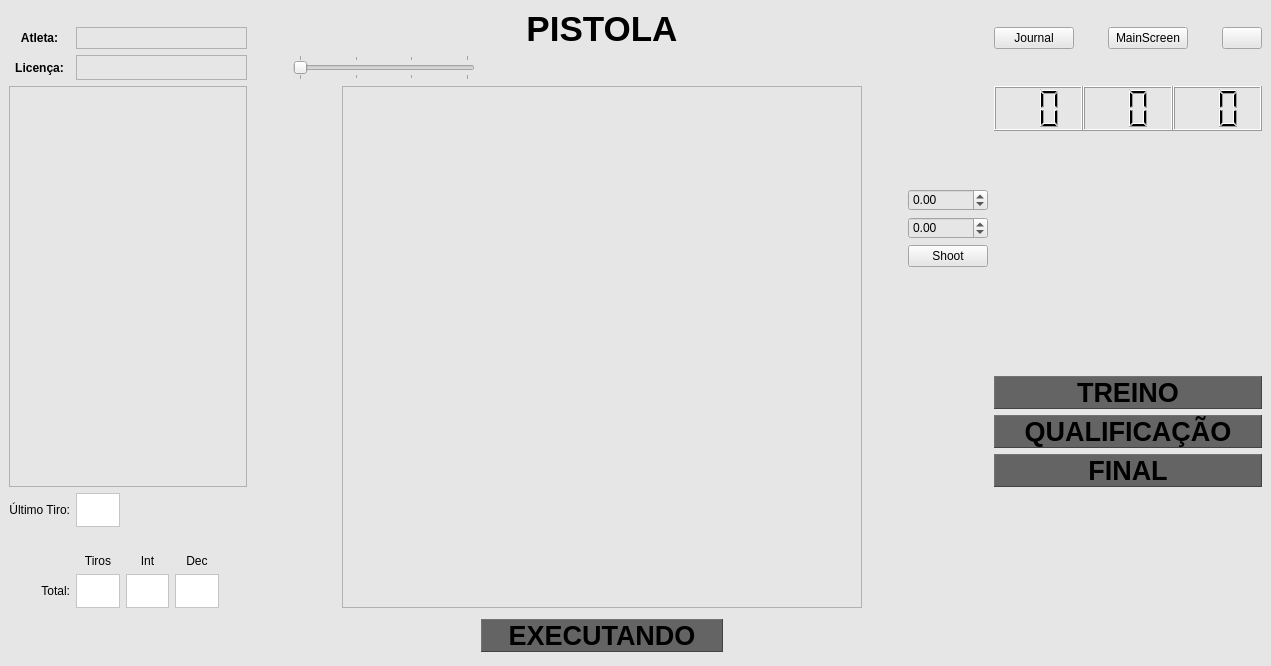
Before: the Qt Designer form local_pc/gui/pistolwindow.ui in xBogas/ES-SACA, drawn with Qt 5.
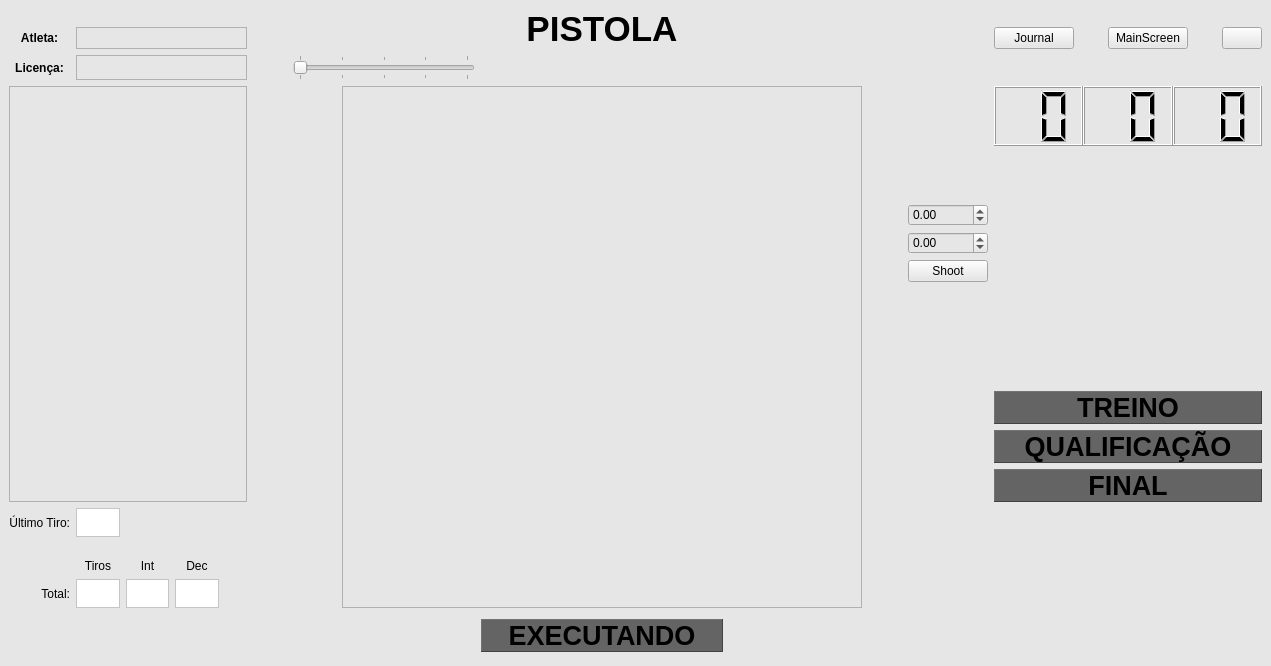
After: the same form once the commit is applied. Icons and pictures are not drawn.

Commit message: Ajustes no layout

Patch:
```diff
--- a/local_pc/gui/pistolwindow.ui
+++ b/local_pc/gui/pistolwindow.ui
@@ -272,7 +272,7 @@
         <property name="sizeHint" stdset="0">
          <size>
           <width>20</width>
-          <height>45</height>
+          <height>60</height>
          </size>
         </property>
        </spacer>
@@ -401,7 +401,7 @@
          <number>100</number>
         </property>
         <property name="maximum">
-         <number>400</number>
+         <number>500</number>
         </property>
         <property name="singleStep">
          <number>100</number>
@@ -523,9 +523,15 @@
         <property name="sizePolicy">
          <sizepolicy hsizetype="Preferred" vsizetype="Preferred">
           <horstretch>2</horstretch>
-          <verstretch>1</verstretch>
+          <verstretch>3</verstretch>
          </sizepolicy>
         </property>
+        <property name="minimumSize">
+         <size>
+          <width>41</width>
+          <height>0</height>
+         </size>
+        </property>
         <property name="styleSheet">
          <string notr="true">background-color: rgb(255, 255, 255);</string>
         </property>
@@ -548,6 +554,12 @@
           <verstretch>3</verstretch>
          </sizepolicy>
         </property>
+        <property name="minimumSize">
+         <size>
+          <width>41</width>
+          <height>0</height>
+         </size>
+        </property>
         <property name="styleSheet">
          <string notr="true">background-color: rgb(255, 255, 255);</string>
         </property>
@@ -589,6 +601,12 @@
           <verstretch>3</verstretch>
          </sizepolicy>
         </property>
+        <property name="minimumSize">
+         <size>
+          <width>41</width>
+          <height>0</height>
+         </size>
+        </property>
         <property name="styleSheet">
          <string notr="true">background-color: rgb(255, 255, 255);</string>
         </property>
@@ -713,9 +731,15 @@
         <property name="sizePolicy">
          <sizepolicy hsizetype="Preferred" vsizetype="Preferred">
           <horstretch>2</horstretch>
-          <verstretch>1</verstretch>
+          <verstretch>3</verstretch>
          </sizepolicy>
         </property>
+        <property name="minimumSize">
+         <size>
+          <width>41</width>
+          <height>0</height>
+         </size>
+        </property>
         <property name="styleSheet">
          <string notr="true">background-color: rgb(255, 255, 255);</string>
         </property>
```
The commit also changes 1 other file.
